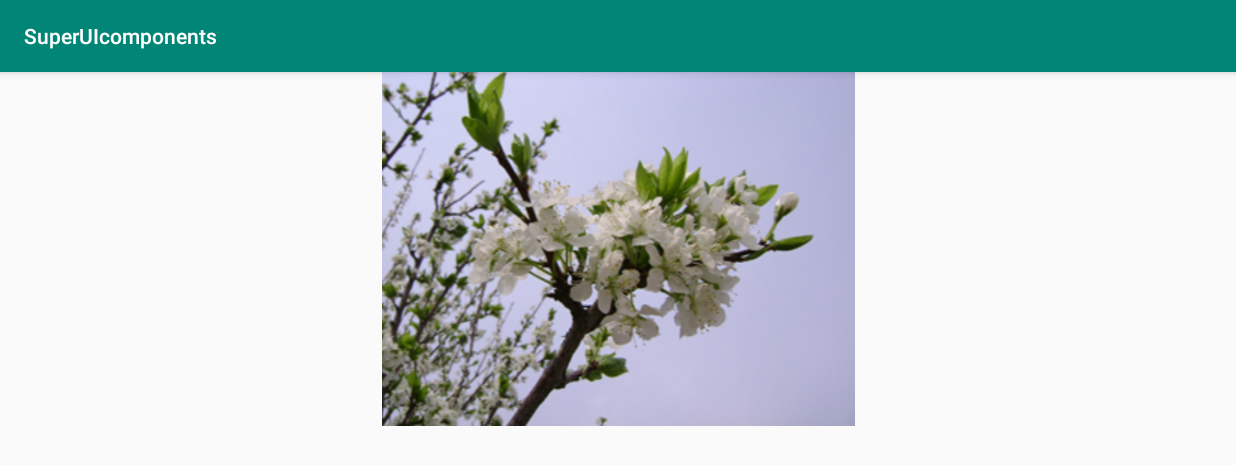
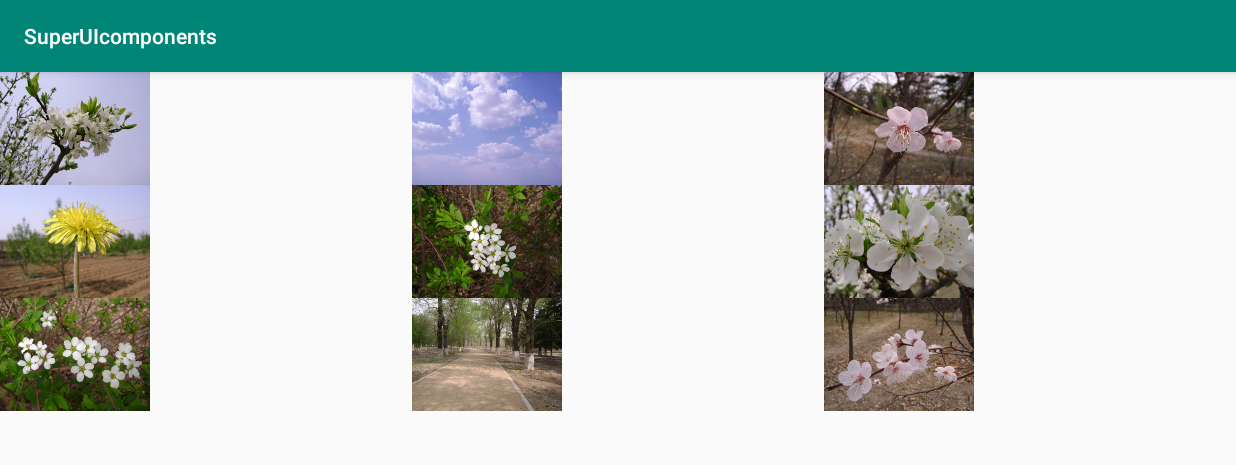
Before and after one commit to xff0707/JavaStudy, an Android app: the screen it shows after launch (MainActivity), on a phone screen of 824 x 412 dp (held sideways). Shown: the top 465 px of the screen. Run offline under Robolectric (Android 15) with nearby library versions, the phone set to English and light mode, and no system bars.

Commit message:
网格视图

```diff
--- a/AndroidStudy/SuperUIcomponents/app/src/main/java/com/example/superuicomponents/MainActivity.java
+++ b/AndroidStudy/SuperUIcomponents/app/src/main/java/com/example/superuicomponents/MainActivity.java
@@ -9,20 +9,43 @@ import android.widget.*;
 import androidx.appcompat.app.AppCompatActivity;
 import android.os.Bundle;
 
+import java.util.ArrayList;
+import java.util.HashMap;
+import java.util.List;
+import java.util.Map;
+
 public class MainActivity extends AppCompatActivity {
     //int mProgress = 0;//进度条
-
+    /*
     ImageSwitcher imageSwitcher;
     int index = 0;
     float touchDownX;
     float touchUpX;//图像切换器
-
+    */
     @Override
     protected void onCreate(Bundle savedInstanceState) {
         super.onCreate(savedInstanceState);
         //setContentView(R.layout.activity_main);
 
+        //网格视图
+        setContentView(R.layout.gridviewdemo);
+        int[] picture = new int[]{R.drawable.img01,R.drawable.img02,R.drawable.img03,R.drawable.img04,R.drawable.img05,R.drawable.img06,R.drawable.img07,R.drawable.img08,R.drawable.img09};
+        GridView gridView = findViewById(R.id.gridview);
+        List<Map<String,Object>> listitem = new ArrayList<>();
+        for (int i = 0; i < picture.length; i++) {
+            Map<String,Object> map = new HashMap<>();
+            map.put("image",picture[i]);
+            listitem.add(map);
+        }
+        SimpleAdapter simpleAdapter = new SimpleAdapter(this,listitem,R.layout.cell,new String[]{"image"},new int[]{R.id.image});
+        gridView.setAdapter(simpleAdapter);
 
+
+
+
+
+
+        /*
         //图像切换器-实现类似手机相册的滑动查看相片功能
         setContentView(R.layout.imageswitchertext);
         getWindow().setFlags(WindowManager.LayoutParams.FLAG_FULLSCREEN,WindowManager.LayoutParams.FLAG_FULLSCREEN);
--- /dev/null
+++ b/AndroidStudy/SuperUIcomponents/app/src/main/res/layout/cell.xml
@@ -0,0 +1,10 @@
+<?xml version="1.0" encoding="utf-8"?>
+<LinearLayout xmlns:android="http://schemas.android.com/apk/res/android"
+              android:layout_width="match_parent"
+              android:layout_height="match_parent"
+              android:orientation="vertical">
+    <ImageView android:layout_width="100dp"
+               android:layout_height="75dp"
+               android:id="@+id/image"
+               />
+</LinearLayout>
--- /dev/null
+++ b/AndroidStudy/SuperUIcomponents/app/src/main/res/layout/gridviewdemo.xml
@@ -0,0 +1,10 @@
+<?xml version="1.0" encoding="utf-8"?>
+<LinearLayout xmlns:android="http://schemas.android.com/apk/res/android"
+              android:layout_width="match_parent"
+              android:layout_height="match_parent">
+<GridView android:layout_width="match_parent"
+          android:layout_height="match_parent"
+          android:numColumns="3"
+          android:id="@+id/gridview"
+/>
+</LinearLayout>
```
